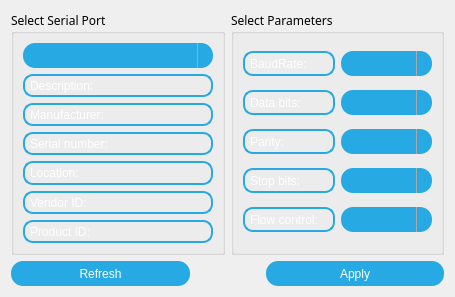
tadeomendelevich/BalancinQT, file settingsdialog.ui: the form before one commit.
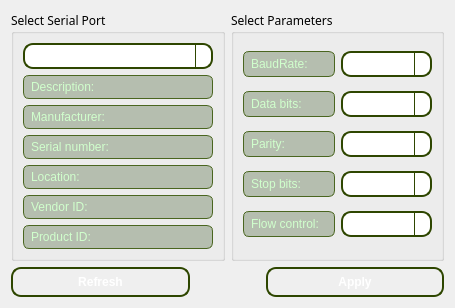
The form after the commit. Icons and pictures are not drawn.

Commit message: Funciona perfecto el log, estoy por hacer el codigo en visual studio en python para lograr leerlo mas sencillo y analizar los datos aparte una vez descargador.

Patch:
```diff
--- a/settingsdialog.ui
+++ b/settingsdialog.ui
@@ -14,83 +14,83 @@
    <string>Serial Ports</string>
   </property>
   <property name="styleSheet">
-   <string notr="true">QDialog
-{
-background-color:
-qlineargradient(spread:reflect, x1:0.5, y1:0, x2:0, y2:0,
-stop:0 rgba(91, 204, 233, 100), stop:1 rgba(32, 80, 96,
-100));
+   <string notr="true">#centralwidget {
+    background-color: black;
+    background-image: url(:/img/logoUNERsolo.png);
+    background-repeat: no-repeat;
+    background-position: center;
 }
 
+/* QMenu con verde militar degradado */
+QMenu {
+    background-color: qlineargradient(spread:pad, x1:0, y1:0, x2:1, y2:0,
+        stop:0 #556b2f, stop:1 #3a5f0b);
+    color: white;
+    font-weight: bold;
+    border: 1px solid #6b8e23;
+}
 
-QPushButton
-{
-color: white;
-background-color: #27a9e3;
-border-width: 2px;
-border-radius: 12px;
-height:25px;
+/* Botones */
+QPushButton {
+    color: white;
+    background-color: qlineargradient(x1:0, y1:0, x2:0, y2:1,
+        stop:0 #6b8e23, stop:1 #3a5f0b);
+    border: 2px solid #2e4600;
+    border-radius: 10px;
+    padding: 6px 12px;
+    font-weight: bold;
 }
 
-QPushButton:hover { background-color: lime; }
-
-QLabel
-{
-color: white; 
-border: 2px solid #27a9e3;
-border-radius: 10px;
-padding: 2px;
-
+/* Labels */
+QLabel {
+    color: #d0ffcc;
+    border: 1px solid #4a6620;
+    background-color: rgba(50, 80, 30, 0.3);
+    border-radius: 6px;
+    padding: 4px;
 }
+
+/* QTextEdit */
 QTextEdit {
- border: 2px solid #27a9e3;
- border-radius: 30px;
- background-color: rgba(0,0,0,0);
-
- }
-
-QTextEdit#textEdit_RAW{
-	font-family: &quot;Verdana&quot;;
-	font-size: 16px ;
-	font-style: bold;
-	pading:25px;
-   color:white;
+    border: 2px solid #4a6620;
+    border-radius: 10px;
+    background-color: rgba(30, 50, 20, 0.3);
+    color: #e6ffe6;
+    padding: 6px;
+    font-family: Consolas;
 }
 
-QTextEdit#textEdit_PROCCES{
-    font-family: &quot;Verdana&quot;;
-	font-size: 24px ;
-	font-style: bold;
-	pading:25px;
-   color:white;
+/* Personalizados */
+QTextEdit#textEdit_RAW {
+    font-size: 14px;
+    font-style: italic;
 }
-
-QComboBox{
-color: white;
-background-color: #27a9e3;
-border-width: 2px;
-border-radius: 12px;
-height:25px;
+QTextEdit#textEdit_PROCCES {
+    font-size: 18px;
+    font-style: italic;
 }
 
-QComboBox:on { /* shift the text when the popup opens */
+/* ComboBox */
+QComboBox {
+    color: white;
+    background-color: qlineargradient(x1:0, y1:0, x2:1, y2:1,
+        stop:0 #6b8e23, stop:1 #3a5f0b);
+    border: 2px solid #2e4600;
+    border-radius: 10px;
+    padding: 3px;
+}
+QComboBox:on {
     padding-top: 3px;
     padding-left: 4px;
 }
-
 QComboBox::drop-down {
     subcontrol-origin: padding;
     subcontrol-position: top right;
     width: 15px;
-
-    border-left-width: 1px;
-    border-left-color: darkgray;
-    border-left-style: solid; /* just a single line */
-    border-top-right-radius: 6px; /* same radius as the QComboBox */
+    border-left: 1px solid #2e4600;
+    border-top-right-radius: 6px;
     border-bottom-right-radius: 6px;
 }
-
-
 </string>
   </property>
   <layout class="QGridLayout" name="gridLayout_3">
```
Left out of the diff: 3 changed lines with no effect on the pictures. The commit also changes 1 other file.
